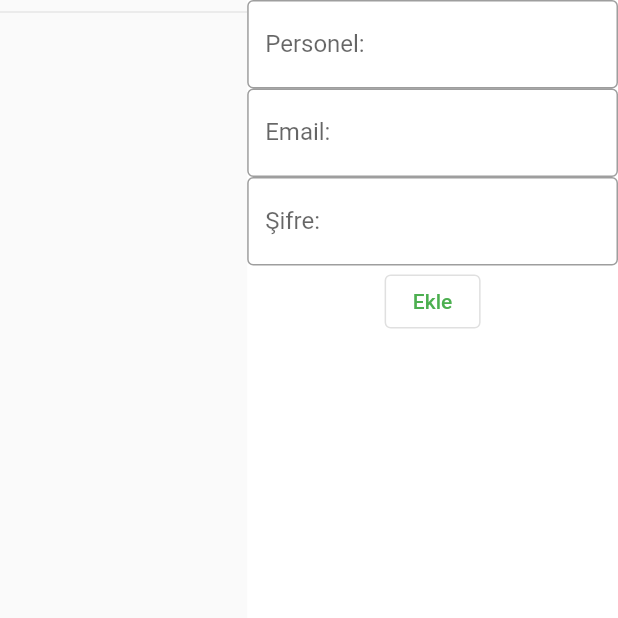
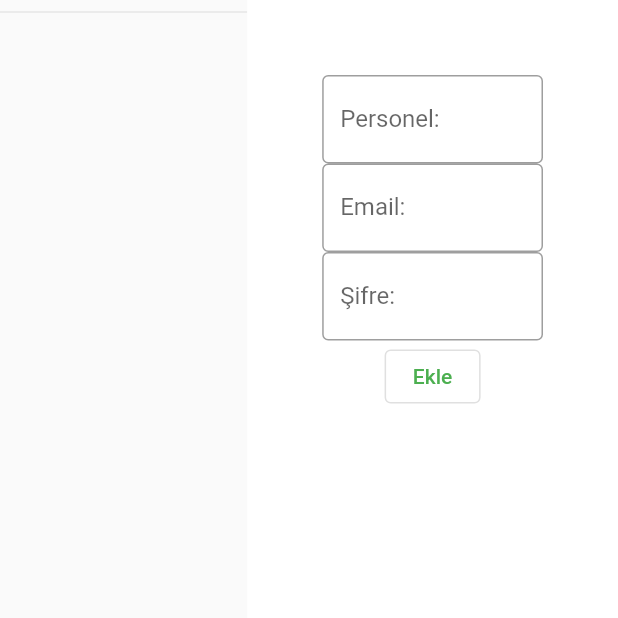
Before and after one commit to malibayram/sifa-poliklinigi, a Flutter app: the PersonelTab screen opened directly, on a phone screen of 412 x 824 dp, the top half of it. Run offline on Flutter 3.47's test engine with Material 2 defaults, Android fonts, the phone set to English and light mode, and no system bars; our stand-ins replace cloud_firestore, firebase_auth, firebase_core, fluttertoast, hive, hive_flutter; accounts and stored records are empty.

Commit message:
Update personel_tab.dart

```diff
--- a/poliklinik/lib/pages/admin_tabs/personel_tab.dart
+++ b/poliklinik/lib/pages/admin_tabs/personel_tab.dart
@@ -48,6 +48,8 @@ class PersonelTab extends StatelessWidget {
                     child: LayoutBuilder(
                       builder: (context, constraints) => Container(
                         color: Colors.white,
+                        padding: const EdgeInsets.symmetric(
+                            horizontal: 50, vertical: 50),
                         child: Column(
                           children: [
                             Center(),
```
